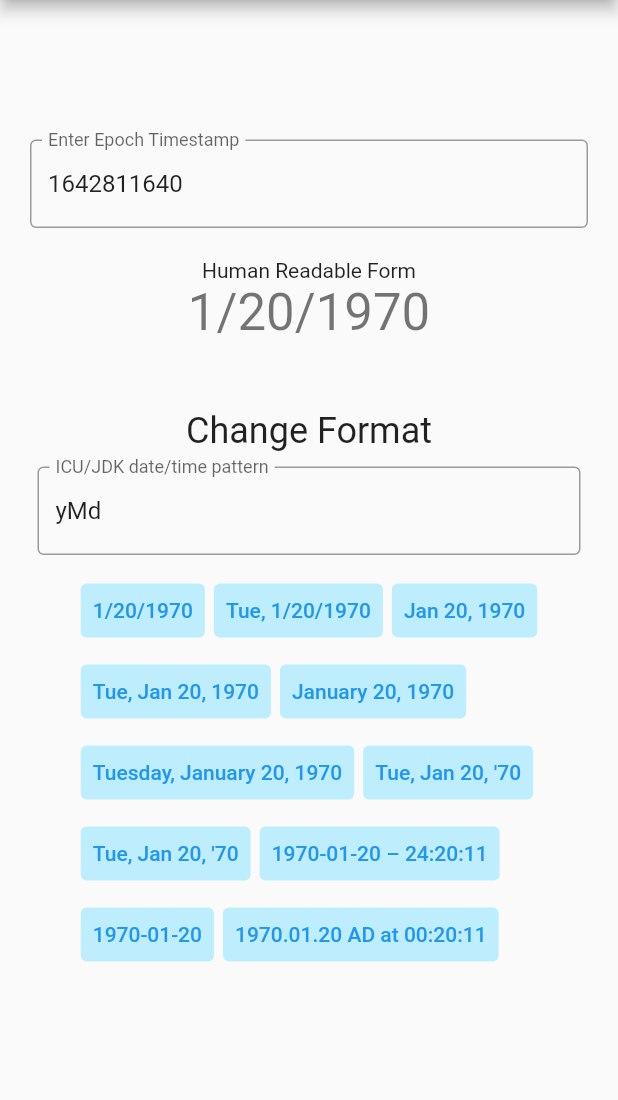
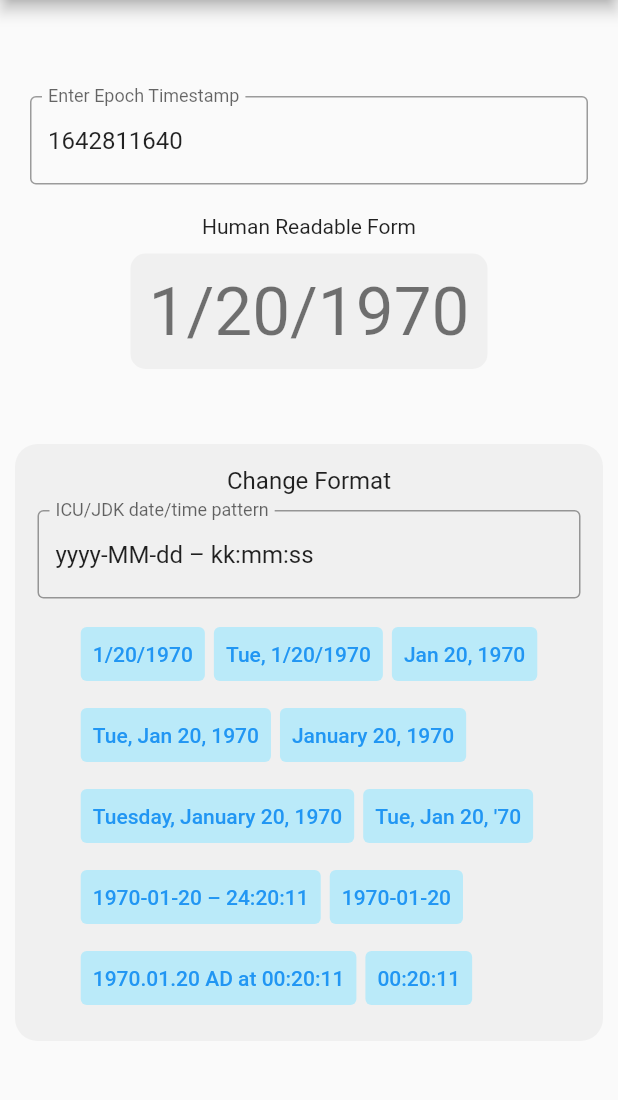
Before and after one commit to biplobsd/epochconverter, a Flutter app: the screen it shows after launch, after a tap on an icon or button, on a phone screen of 412 x 824 dp, the part 84-1184 px from its top. Run offline on Flutter 3.47's test engine with Material 2 defaults, Android fonts, the phone set to English and light mode, and no system bars.

Commit message:
align center

```diff
--- a/lib/main.dart
+++ b/lib/main.dart
@@ -1,5 +1,6 @@
 import 'package:flutter/material.dart';
-import 'package:intl/intl.dart';
+
+import 'widgets/home_page.dart';
 
 void main() {
   runApp(const MyApp());
@@ -20,184 +21,3 @@ class MyApp extends StatelessWidget {
     );
   }
 }
-
-class MyHomePage extends StatefulWidget {
-  const MyHomePage({Key? key, required this.title}) : super(key: key);
-
-  final String title;
-
-  @override
-  State<MyHomePage> createState() => _MyHomePageState();
-}
-
-class _MyHomePageState extends State<MyHomePage> {
-  TextEditingController userInput = TextEditingController();
-  String formatTimeString = 'yyyy-MM-dd – kk:mm:ss';
-
-  void changeTimeFormat(String pattern) {
-    if (pattern.isNotEmpty) {
-      setState(() {
-        formatTimeString = pattern;
-      });
-    }
-  }
-
-  String get epochCnv {
-    userInput.text = userInput.text.isEmpty ? '1642811640' : userInput.text;
-    return DateFormat(formatTimeString)
-        .format(DateTime.fromMillisecondsSinceEpoch(int.parse(userInput.text)));
-  }
-
-  @override
-  Widget build(BuildContext context) {
-    return Scaffold(
-      appBar: AppBar(
-        title: Text(widget.title),
-      ),
-      body: Center(
-        child: Column(
-          mainAxisAlignment: MainAxisAlignment.center,
-          children: <Widget>[
-            Container(
-              padding: const EdgeInsets.all(20),
-              child: TextField(
-                controller: userInput,
-                onChanged: (value) => setState(() {
-                  epochCnv;
-                }),
-                decoration: const InputDecoration(
-                    label: Text("Enter Epoch Timestamp"),
-                    border: OutlineInputBorder()),
-              ),
-            ),
-            const Text(
-              'Human Readable Form',
-            ),
-            Row(
-              mainAxisAlignment: MainAxisAlignment.center,
-              children: [
-                Text(
-                  epochCnv,
-                  style: Theme.of(context).textTheme.headline4,
-                ),
-
-                // IconButton(
-                //     onPressed: () {
-                //       showModalBottomSheet(
-                //           context: context,
-                //           builder: (txt) {
-                //             return ChangeFormat(
-                //               timeStamp: userInput.text,
-                //               changeTimePattern: changeTimeFormat,
-                //               nowTimePattern: formatTimeString,
-                //             );
-                //           });
-                //     },
-                //     icon: Icon(Icons.edit),)
-              ],
-            ),
-            ChangeFormat(
-              timeStamp: userInput.text,
-              changeTimePattern: changeTimeFormat,
-              nowTimePattern: formatTimeString,
-            ),
-          ],
-        ),
-      ),
-    );
-  }
-}
-
-class ChangeFormat extends StatelessWidget {
-  TextEditingController timeStringContoler = TextEditingController();
-  Function changeTimePattern;
-  final String nowTimePattern;
-  final String timeStamp;
-  ChangeFormat({
-    required this.changeTimePattern,
-    required this.nowTimePattern,
-    required this.timeStamp,
-    Key? key,
-  }) : super(key: key);
-
-  List<String> timePattern = [
-    "yMd",
-    "yMEd",
-    "yMMMd",
-    "yMMMEd",
-    "yMMMMd",
-    "yMMMMEEEEd",
-    "EEE, MMM d, ''yy",
-    "EEE, MMM d, ''yy",
-    "yyyy-MM-dd – kk:mm:ss",
-    "yyyy-MM-dd",
-    "yyyy.MM.dd G 'at' HH:mm:ss",
-  ];
-
-  void changePNow([String? e]) {
-    changeTimePattern(e ?? timeStringContoler.text);
-  }
-
-  @override
-  Widget build(BuildContext context) {
-    timeStringContoler.text = timeStringContoler.text.isEmpty
-        ? nowTimePattern
-        : timeStringContoler.text;
-    return Container(
-      padding: EdgeInsets.all(15),
-      margin: EdgeInsets.symmetric(vertical: 30, horizontal: 10),
-      child: Column(
-        children: [
-          Text(
-            "Change Format",
-            style: Theme.of(context).textTheme.headline5,
-          ),
-          const SizedBox(
-            height: 10,
-          ),
-          TextField(
-            onChanged: (_) {
-              changePNow();
-            },
-            onSubmitted: (_) {
-              changePNow();
-            },
-            controller: timeStringContoler,
-            decoration: const InputDecoration(
-                label: Text("ICU/JDK date/time pattern"),
-                border: OutlineInputBorder()),
-          ),
-          const SizedBox(
-            height: 10,
-          ),
-          Wrap(
-            children: [
-              ...timePattern.map(
-                (e) => Padding(
-                  padding: const EdgeInsets.all(3.0),
-                  child: TextButton(
-                    style: ButtonStyle(
-                        backgroundColor: MaterialStateProperty.all(
-                            const Color.fromRGBO(150, 230, 255, .6))),
-                    onPressed: () {
-                      changePNow(e);
-                    },
-                    child: Text(
-                      DateFormat(e).format(
-                        DateTime.fromMillisecondsSinceEpoch(
-                          int.parse(timeStamp),
-                        ),
-                      ),
-                    ),
-                  ),
-                ),
-              )
-            ],
-          ),
-          // ElevatedButton(
-          //     onPressed: changePNow, child: const Text("Change Pattern"))
-        ],
-      ),
-    );
-  }
-}
--- /dev/null
+++ b/lib/widgets/change_format.dart
@@ -0,0 +1,107 @@
+import 'package:flutter/material.dart';
+import 'package:intl/intl.dart';
+
+class ChangeFormat extends StatefulWidget {
+  final Function changeTimePattern;
+  final String nowTimePattern;
+  final String timeStamp;
+  const ChangeFormat({
+    required this.changeTimePattern,
+    required this.nowTimePattern,
+    required this.timeStamp,
+    Key? key,
+  }) : super(key: key);
+
+  @override
+  State<ChangeFormat> createState() => _ChangeFormatState();
+}
+
+class _ChangeFormatState extends State<ChangeFormat> {
+  TextEditingController timeStringContoler = TextEditingController();
+
+  List<String> timePattern = [
+    "yMd",
+    "yMEd",
+    "yMMMd",
+    "yMMMEd",
+    "yMMMMd",
+    "yMMMMEEEEd",
+    "EEE, MMM d, ''yy",
+    // "EEE, MMM d, ''yy",
+    "yyyy-MM-dd – kk:mm:ss",
+    "yyyy-MM-dd",
+    "yyyy.MM.dd G 'at' HH:mm:ss",
+    "HH:mm:ss"
+  ];
+
+  void changePNow([String? e]) {
+    widget.changeTimePattern(e ?? timeStringContoler.text);
+  }
+
+  @override
+  Widget build(BuildContext context) {
+    if (timeStringContoler.text.isEmpty) {
+      timeStringContoler.text = widget.nowTimePattern;
+    }
+
+    return Container(
+      decoration: BoxDecoration(
+          color: Theme.of(context).hoverColor,
+          borderRadius: BorderRadius.circular(15)),
+      padding: const EdgeInsets.all(15),
+      margin: const EdgeInsets.symmetric(vertical: 30, horizontal: 10),
+      child: Column(
+        children: [
+          Text(
+            "Change Format",
+            style: Theme.of(context).textTheme.subtitle1,
+          ),
+          const SizedBox(
+            height: 10,
+          ),
+          TextField(
+            onChanged: (_) {
+              changePNow();
+            },
+            onSubmitted: (_) {
+              changePNow();
+            },
+            controller: timeStringContoler,
+            decoration: const InputDecoration(
+                label: Text("ICU/JDK date/time pattern"),
+                border: OutlineInputBorder()),
+          ),
+          const SizedBox(
+            height: 10,
+          ),
+          Wrap(
+            children: [
+              ...timePattern.map(
+                (e) => Padding(
+                  padding: const EdgeInsets.all(3.0),
+                  child: TextButton(
+                    style: ButtonStyle(
+                        backgroundColor: MaterialStateProperty.all(
+                            const Color.fromRGBO(150, 230, 255, .6))),
+                    onPressed: () {
+                      changePNow(e);
+                    },
+                    child: Text(
+                      DateFormat(e).format(
+                        DateTime.fromMillisecondsSinceEpoch(
+                          int.parse(widget.timeStamp),
+                        ),
+                      ),
+                    ),
+                  ),
+                ),
+              )
+            ],
+          ),
+          // ElevatedButton(
+          //     onPressed: changePNow, child: const Text("Change Pattern"))
+        ],
+      ),
+    );
+  }
+}
--- /dev/null
+++ b/lib/widgets/home_page.dart
@@ -0,0 +1,115 @@
+import 'package:flutter/material.dart';
+import 'package:intl/intl.dart';
+
+import 'change_format.dart';
+
+class MyHomePage extends StatefulWidget {
+  const MyHomePage({Key? key, required this.title}) : super(key: key);
+
+  final String title;
+
+  @override
+  State<MyHomePage> createState() => _MyHomePageState();
+}
+
+class _MyHomePageState extends State<MyHomePage> {
+  TextEditingController userInput = TextEditingController();
+  String formatTimeString = 'yyyy-MM-dd – kk:mm:ss';
+
+  void changeTimeFormat(String pattern) {
+    if (pattern.isNotEmpty) {
+      setState(() {
+        formatTimeString = pattern;
+      });
+    }
+  }
+
+  String get epochCnv {
+    if (userInput.text.isEmpty) {
+      userInput.text = '1642811640';
+    }
+    return DateFormat(formatTimeString)
+        .format(DateTime.fromMillisecondsSinceEpoch(int.parse(userInput.text)));
+  }
+
+  @override
+  Widget build(BuildContext context) {
+    return Scaffold(
+      appBar: AppBar(
+        title: Text(widget.title),
+      ),
+      body: Container(
+        alignment: Alignment.center,
+        height: MediaQuery.of(context).size.height,
+        child: SingleChildScrollView(
+          child: Center(
+            child: Column(
+              mainAxisAlignment: MainAxisAlignment.center,
+              children: <Widget>[
+                Container(
+                  padding: const EdgeInsets.all(20),
+                  child: TextField(
+                    controller: userInput,
+                    onChanged: (value) => setState(() {
+                      epochCnv;
+                    }),
+                    decoration: const InputDecoration(
+                        label: Text("Enter Epoch Timestamp"),
+                        border: OutlineInputBorder()),
+                  ),
+                ),
+                const Text(
+                  'Human Readable Form',
+                ),
+                const SizedBox(
+                  height: 10,
+                ),
+                Row(
+                  mainAxisAlignment: MainAxisAlignment.center,
+                  children: [
+                    FittedBox(
+                      child: Container(
+                        decoration: BoxDecoration(
+                            color: Theme.of(context).hoverColor,
+                            borderRadius: BorderRadius.circular(10)),
+                        child: Padding(
+                          padding: const EdgeInsets.all(12.0),
+                          child: Text(
+                            epochCnv,
+                            style: Theme.of(context).textTheme.headline3,
+                          ),
+                        ),
+                      ),
+                    ),
+
+                    // IconButton(
+                    //     onPressed: () {
+                    //       showModalBottomSheet(
+                    //           context: context,
+                    //           builder: (txt) {
+                    //             return ChangeFormat(
+                    //               timeStamp: userInput.text,
+                    //               changeTimePattern: changeTimeFormat,
+                    //               nowTimePattern: formatTimeString,
+                    //             );
+                    //           });
+                    //     },
+                    //     icon: Icon(Icons.edit),)
+                  ],
+                ),
+                const SizedBox(
+                  height: 20,
+                ),
+                ChangeFormat(
+                  timeStamp: userInput.text,
+                  changeTimePattern: changeTimeFormat,
+                  nowTimePattern: formatTimeString,
+                ),
+              ],
+            ),
+          ),
+        ),
+      ),
+    );
+  }
+}
```
Also changed, not shown: 1 other file.
